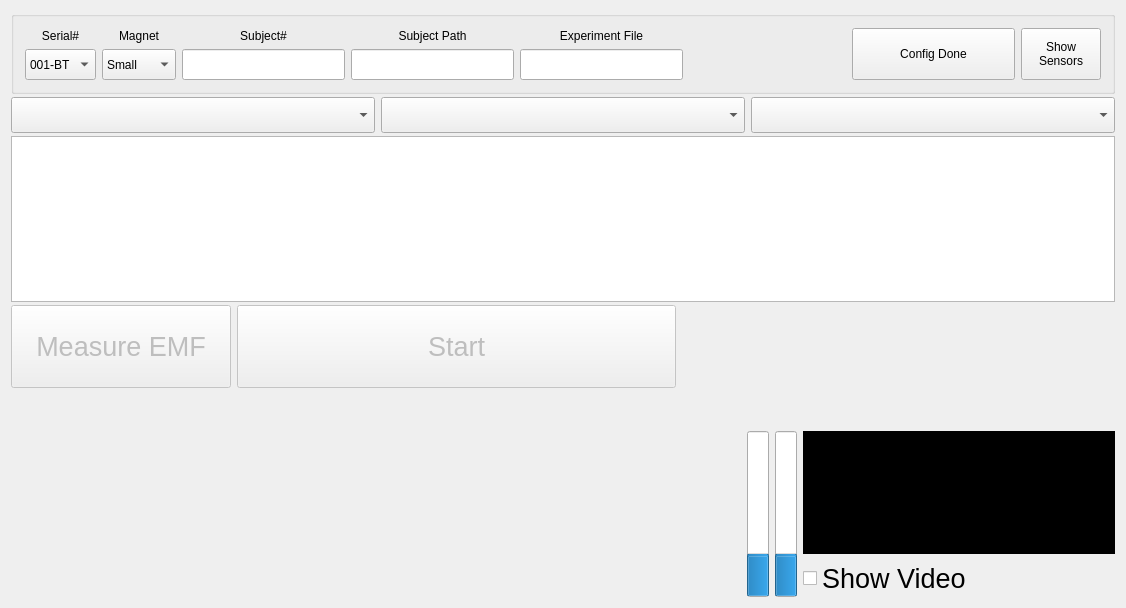
First picture: the form in tts_gui_experiment/TTS_GUI.ui, repository Sebnor-Doc/Collect_Data, before the edit.
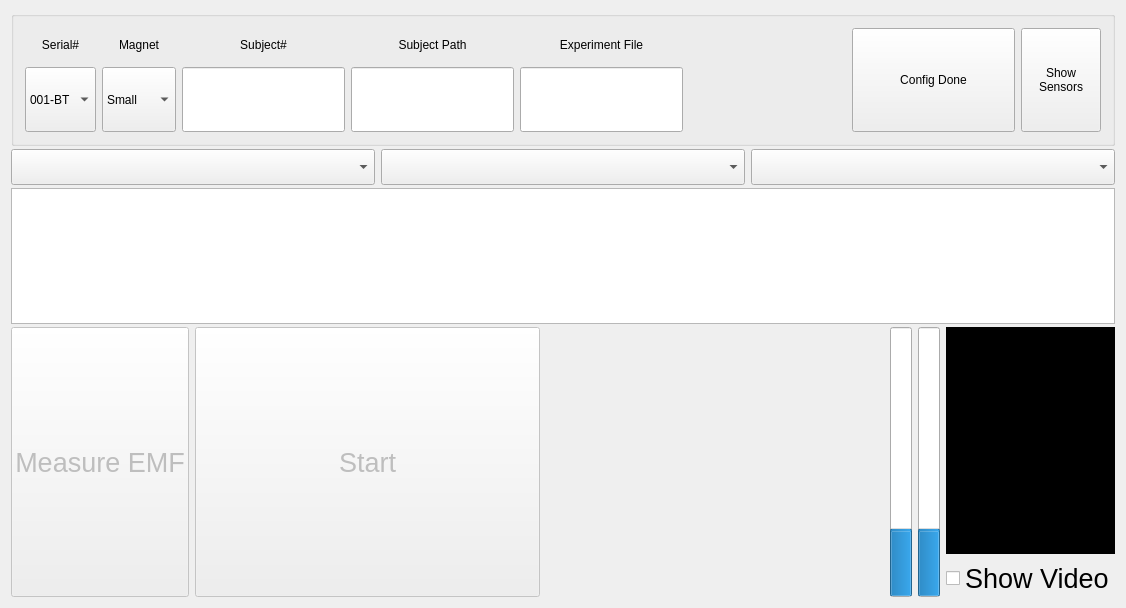
Second picture: the form after the edit.

Commit message:
Icon is resized to video size when viewing is off
Fix #8

The edit to the form file:
```diff
--- a/tts_gui_experiment/TTS_GUI.ui
+++ b/tts_gui_experiment/TTS_GUI.ui
@@ -14,7 +14,7 @@
    <string>Tongue Tracking System v1.0</string>
   </property>
   <widget class="QWidget" name="centralWidget">
-   <layout class="QVBoxLayout" name="verticalLayout" stretch="1,0,2,1,0,2">
+   <layout class="QVBoxLayout" name="verticalLayout" stretch="1,0,1,2">
     <property name="spacing">
      <number>3</number>
     </property>
@@ -329,7 +329,7 @@
      </widget>
     </item>
     <item>
-     <layout class="QHBoxLayout" name="playButtonLay" stretch="1,2,2">
+     <layout class="QHBoxLayout" name="playButtonLay" stretch="1,2,2,0">
       <item>
        <widget class="QPushButton" name="measureEMFButton">
         <property name="enabled">
@@ -394,36 +394,6 @@
         </property>
        </spacer>
       </item>
-     </layout>
-    </item>
-    <item>
-     <spacer name="verticalSpacer">
-      <property name="orientation">
-       <enum>Qt::Vertical</enum>
-      </property>
-      <property name="sizeHint" stdset="0">
-       <size>
-        <width>20</width>
-        <height>40</height>
-       </size>
-      </property>
-     </spacer>
-    </item>
-    <item>
-     <layout class="QHBoxLayout" name="otherSensorLayout" stretch="2,1">
-      <item>
-       <spacer name="horizontalSpacer">
-        <property name="orientation">
-         <enum>Qt::Horizontal</enum>
-        </property>
-        <property name="sizeHint" stdset="0">
-         <size>
-          <width>40</width>
-          <height>20</height>
-         </size>
-        </property>
-       </spacer>
-      </item>
       <item>
        <layout class="QHBoxLayout" name="volumeHLay">
         <item>
@@ -450,6 +420,12 @@
          <layout class="QVBoxLayout" name="videoLay" stretch="3,1">
           <item>
            <widget class="QLabel" name="videoFeed">
+            <property name="sizePolicy">
+             <sizepolicy hsizetype="Preferred" vsizetype="Preferred">
+              <horstretch>0</horstretch>
+              <verstretch>0</verstretch>
+             </sizepolicy>
+            </property>
             <property name="autoFillBackground">
              <bool>false</bool>
             </property>
```
The commit also changes 1 other file.
